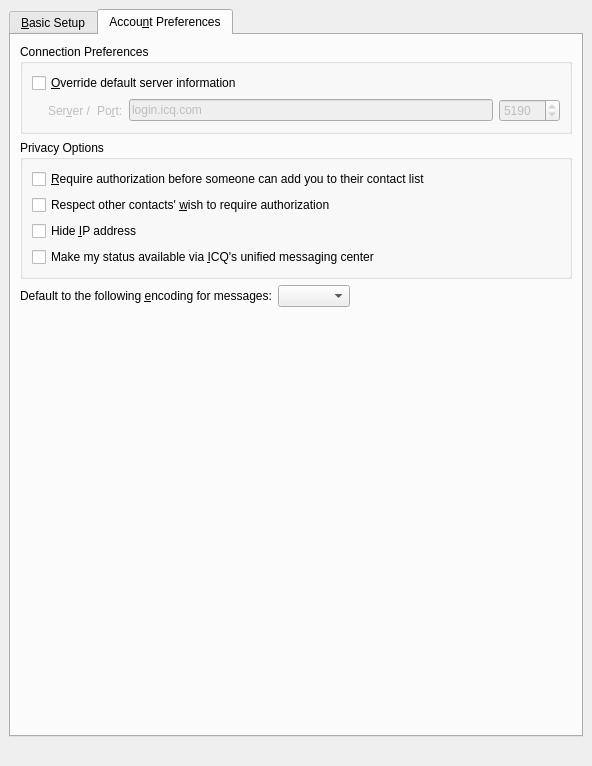
KDE/kopete, file protocols/oscar/icq/ui/icqeditaccountui.ui: the form before one commit.
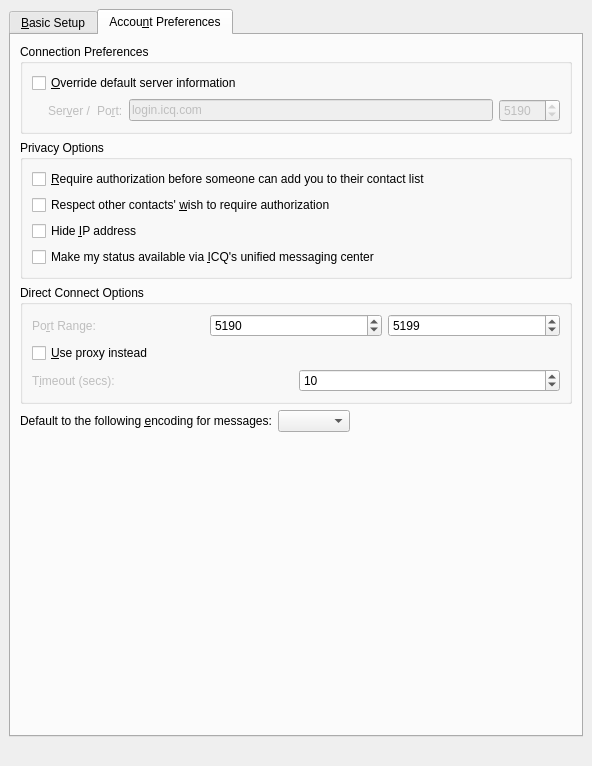
The form after the commit. The open tabs and pages were chosen to show the change. Custom widgets are drawn as their Qt base class.

Commit message: copied filetransfer settings ui stuff from aim to icq I wish I didn't have to copy&paste code.

```diff
--- a/protocols/oscar/icq/ui/icqeditaccountui.ui
+++ b/protocols/oscar/icq/ui/icqeditaccountui.ui
@@ -389,6 +389,158 @@
        </layout>
       </widget>
      </item>
+     <item>
+      <widget class="QGroupBox" name="groupBox_4" >
+       <property name="title" >
+        <string>Direct Connect Options</string>
+       </property>
+       <layout class="QVBoxLayout" >
+        <property name="margin" >
+         <number>9</number>
+        </property>
+        <property name="spacing" >
+         <number>6</number>
+        </property>
+        <item>
+         <layout class="QHBoxLayout" >
+          <property name="margin" >
+           <number>0</number>
+          </property>
+          <property name="spacing" >
+           <number>6</number>
+          </property>
+          <item>
+           <widget class="QLabel" name="lblPort" >
+            <property name="enabled" >
+             <bool>false</bool>
+            </property>
+            <property name="toolTip" >
+             <string>The ports to use for direct connections.</string>
+            </property>
+            <property name="whatsThis" >
+             <string>The ports to use when listening for direct connections. These must not be blocked by a firewall or router.</string>
+            </property>
+            <property name="text" >
+             <string>Po&amp;rt Range:</string>
+            </property>
+            <property name="buddy" >
+             <cstring>sbxFirstPort</cstring>
+            </property>
+           </widget>
+          </item>
+          <item>
+           <widget class="QSpinBox" name="sbxFirstPort" >
+            <property name="enabled" >
+             <bool>true</bool>
+            </property>
+            <property name="toolTip" >
+             <string>The start of the port range.</string>
+            </property>
+            <property name="whatsThis" >
+             <string>The start of the port range. Normally this is 5190.</string>
+            </property>
+            <property name="maximum" >
+             <number>65534</number>
+            </property>
+            <property name="minimum" >
+             <number>1</number>
+            </property>
+            <property name="value" >
+             <number>5190</number>
+            </property>
+           </widget>
+          </item>
+          <item>
+           <widget class="QSpinBox" name="sbxLastPort" >
+            <property name="enabled" >
+             <bool>true</bool>
+            </property>
+            <property name="toolTip" >
+             <string>The end of the port range.</string>
+            </property>
+            <property name="whatsThis" >
+             <string>The end of the port range. Normally this is 5199.</string>
+            </property>
+            <property name="maximum" >
+             <number>65534</number>
+            </property>
+            <property name="minimum" >
+             <number>1</number>
+            </property>
+            <property name="value" >
+             <number>5199</number>
+            </property>
+           </widget>
+          </item>
+         </layout>
+        </item>
+        <item>
+         <widget class="QCheckBox" name="chkFileProxy" >
+          <property name="toolTip" >
+           <string>Use AOL proxy server instead of direct connections. If you're behind a router that you don't control, you'll probably want this.</string>
+          </property>
+          <property name="whatsThis" >
+           <string>Use the AOL proxy server for things that would normally need a direct connection, like file transfers. You'll want this if there's a firewall or router that blocks connections to your computer and you can't get unblocked. If a direct connection fails, a proxy connection will be tried regardless of this setting.</string>
+          </property>
+          <property name="text" >
+           <string>&amp;Use proxy instead</string>
+          </property>
+         </widget>
+        </item>
+        <item>
+         <layout class="QHBoxLayout" >
+          <property name="margin" >
+           <number>0</number>
+          </property>
+          <property name="spacing" >
+           <number>6</number>
+          </property>
+          <item>
+           <widget class="QLabel" name="lblTimeout" >
+            <property name="enabled" >
+             <bool>false</bool>
+            </property>
+            <property name="toolTip" >
+             <string>Timeout for direct connections.</string>
+            </property>
+            <property name="whatsThis" >
+             <string>The number of seconds to wait for a connection to succeed before trying a different method.</string>
+            </property>
+            <property name="text" >
+             <string>T&amp;imeout (secs):</string>
+            </property>
+            <property name="buddy" >
+             <cstring>sbxTimeout</cstring>
+            </property>
+           </widget>
+          </item>
+          <item>
+           <widget class="QSpinBox" name="sbxTimeout" >
+            <property name="enabled" >
+             <bool>true</bool>
+            </property>
+            <property name="toolTip" >
+             <string>Timeout for direct connections.</string>
+            </property>
+            <property name="whatsThis" >
+             <string>The number of seconds to wait for a connection to succeed before trying a different method.</string>
+            </property>
+            <property name="maximum" >
+             <number>60</number>
+            </property>
+            <property name="minimum" >
+             <number>1</number>
+            </property>
+            <property name="value" >
+             <number>10</number>
+            </property>
+           </widget>
+          </item>
+         </layout>
+        </item>
+       </layout>
+      </widget>
+     </item>
      <item>
       <layout class="QHBoxLayout" >
        <property name="margin" >
```
The commit also changes 2 other files.
